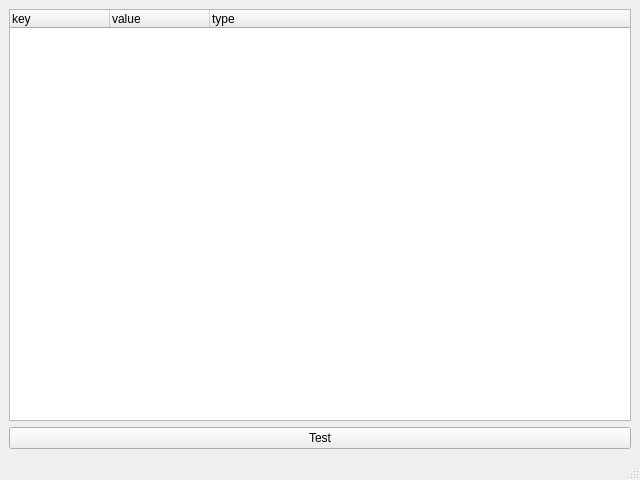
Old version of the form ui_res/json_win.ui in the repository linkabox/json-viewer.
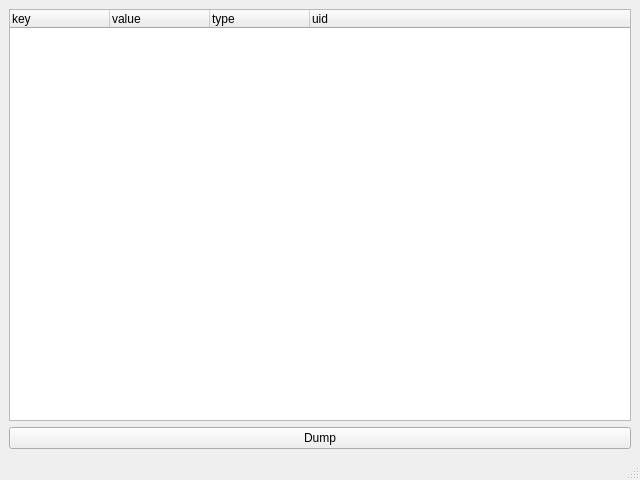
New version of the form.

Commit message: Add 右键新增/删除节点功能 Add 加入json_scheme用于复合类型新增子节点模版

Diff of the .ui file:
```diff
--- a/ui_res/json_win.ui
+++ b/ui_res/json_win.ui
@@ -35,12 +35,17 @@
         <string>type</string>
        </property>
       </column>
+      <column>
+       <property name="text">
+        <string>uid</string>
+       </property>
+      </column>
      </widget>
     </item>
     <item>
      <widget class="QPushButton" name="test_btn">
       <property name="text">
-       <string>Test</string>
+       <string>Dump</string>
       </property>
      </widget>
     </item>
```
The commit also changes 6 other files.
